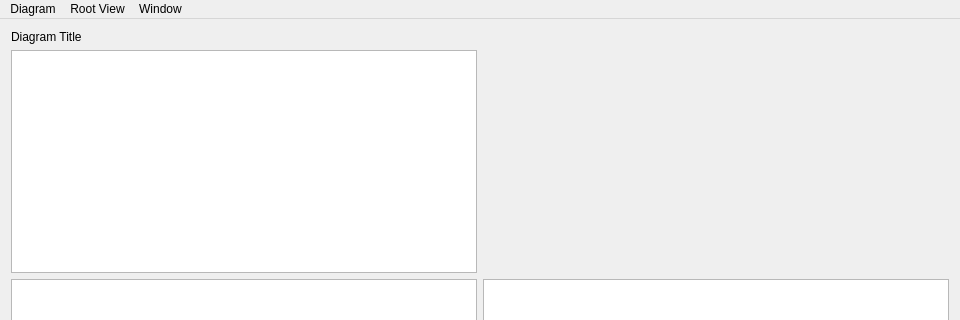
The window that OSLD/osldisplay.ui (Dystill/umassd-osld) describes before a commit, drawn with Qt 5; both pictures show x 0 to 960 and y 0 to 320 of the 960 by 540 pixel window.
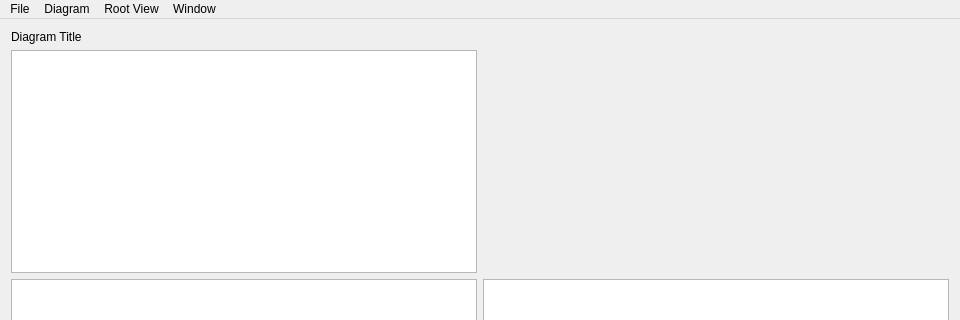
The same window after the commit.

Commit message: Added button to OSLD to open description file

```diff
--- a/OSLD/osldisplay.ui
+++ b/OSLD/osldisplay.ui
@@ -91,6 +91,13 @@
     <addaction name="actionFitDiagramToWindow"/>
     <addaction name="actionHideBlockTitles"/>
    </widget>
+   <widget class="QMenu" name="menuFile">
+    <property name="title">
+     <string>File</string>
+    </property>
+    <addaction name="actionOpenDescriptionFile"/>
+   </widget>
+   <addaction name="menuFile"/>
    <addaction name="menuDiagram"/>
    <addaction name="menuRoot_View"/>
    <addaction name="menuWindow"/>
```
Left out of the diff: 5 changed lines with no effect on the pictures. The commit also changes 2 other files.
